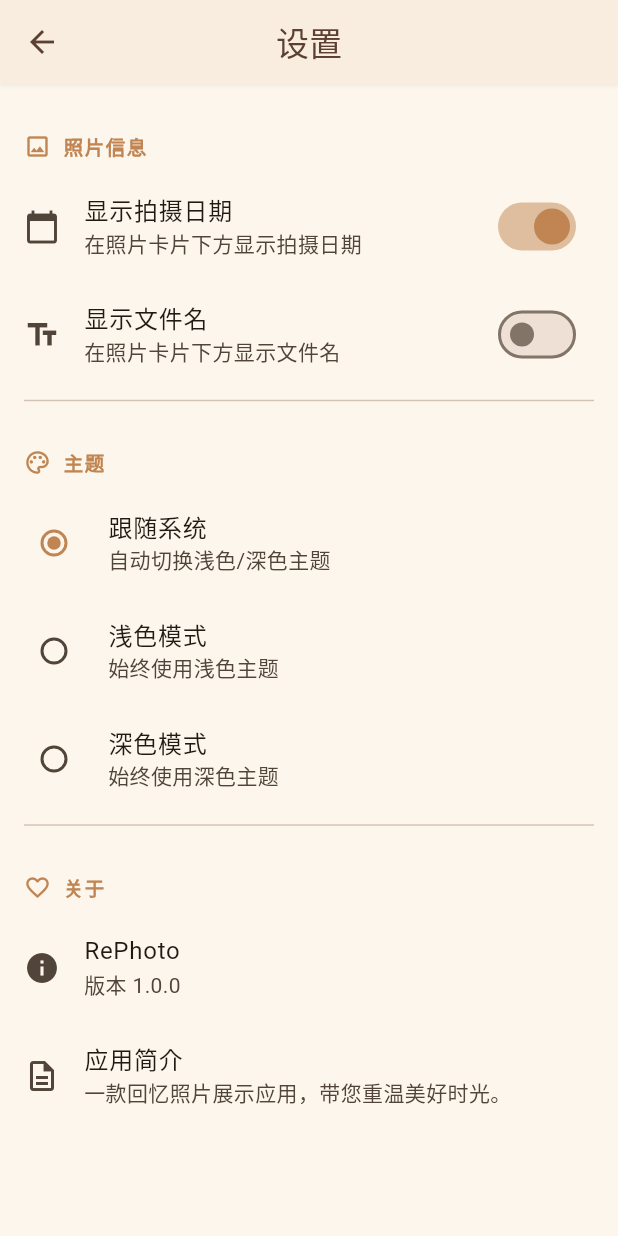
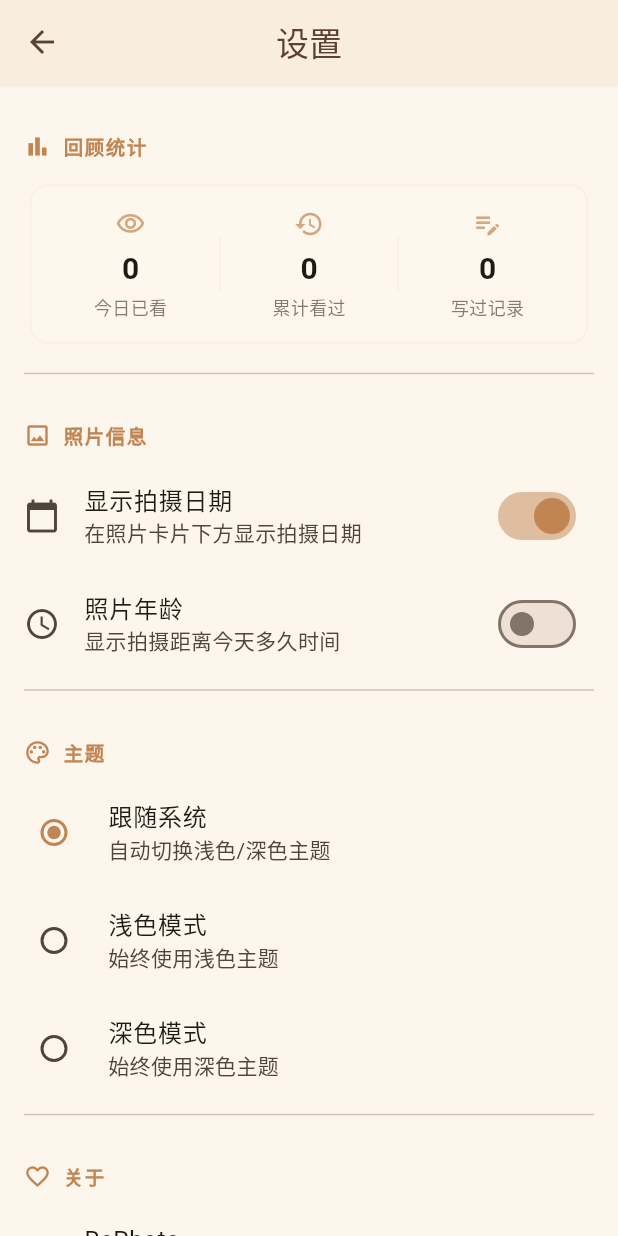
Before and after one commit to DJamYong/RePhoto, a Flutter app: the screen it shows after launch, after a tap on the "settings" icon, on a phone screen of 412 x 824 dp. Run offline on Flutter 3.47's test engine with Material 3 defaults, Android fonts, the phone set to English and light mode, and no system bars; our stand-ins replace flutter_riverpod, shared_preferences, sqflite; missing offline and left inert: exif, photo_manager; accounts and stored records are empty.

Commit message:
1. 优化抽取照片权重，减少重复抽取概率 2. 新增照片年龄显示开关

```diff
--- /dev/null
+++ b/devtools_options.yaml
@@ -0,0 +1,3 @@
+description: This file stores settings for Dart & Flutter DevTools.
+documentation: https://docs.flutter.dev/tools/devtools/extensions#configure-extension-enablement-states
+extensions:
--- a/lib/pages/settings_page.dart
+++ b/lib/pages/settings_page.dart
@@ -2,6 +2,8 @@ import 'package:flutter/material.dart';
 import 'package:flutter_riverpod/flutter_riverpod.dart';
 import '../providers/theme_provider.dart';
 import '../providers/preferences_provider.dart';
+import '../services/view_history_service.dart';
+import '../services/record_service.dart';
 
 /// 设置页面 — 照片信息 / 主题 / 关于
 class SettingsPage extends ConsumerWidget {
@@ -22,6 +24,52 @@ class SettingsPage extends ConsumerWidget {
         padding: const EdgeInsets.symmetric(vertical: 8),
         children: [
           // ═══════════════════════════════════
+          //  回顾统计
+          // ═══════════════════════════════════
+          _SectionHeader(
+            title: '回顾统计',
+            icon: Icons.bar_chart_outlined,
+            color: colorScheme.primary,
+          ),
+          FutureBuilder<_Stats>(
+            future: _loadStats(),
+            builder: (context, snapshot) {
+              final stats = snapshot.data;
+              if (stats == null) {
+                return const Padding(
+                  padding: EdgeInsets.symmetric(horizontal: 16, vertical: 12),
+                  child: Text('加载中…', style: TextStyle(fontSize: 14)),
+                );
+              }
+              return Padding(
+                padding: const EdgeInsets.fromLTRB(16, 4, 16, 8),
+                child: Card(
+                  elevation: 0,
+                  shape: RoundedRectangleBorder(
+                    borderRadius: BorderRadius.circular(12),
+                    side: BorderSide(color: colorScheme.outlineVariant.withValues(alpha: 0.15)),
+                  ),
+                  color: colorScheme.surface.withValues(alpha: 0.5),
+                  child: Padding(
+                    padding: const EdgeInsets.symmetric(horizontal: 8, vertical: 16),
+                    child: Row(
+                      children: [
+                        Expanded(child: _StatItem(icon: Icons.visibility_outlined, value: '${stats.todayViews}', label: '今日已看', cs: colorScheme)),
+                        _StatDivider(cs: colorScheme),
+                        Expanded(child: _StatItem(icon: Icons.history_outlined, value: '${stats.totalViews}', label: '累计看过', cs: colorScheme)),
+                        _StatDivider(cs: colorScheme),
+                        Expanded(child: _StatItem(icon: Icons.edit_note_outlined, value: '${stats.recordPhotos}', label: '写过记录', cs: colorScheme)),
+                      ],
+                    ),
+                  ),
+                ),
+              );
+            },
+          ),
+
+          const Divider(indent: 16, endIndent: 16),
+
+          // ═══════════════════════════════════
           //  照片信息 — 控制主页卡片显示哪些元数据
           // ═══════════════════════════════════
           _SectionHeader(
@@ -40,14 +88,14 @@ class SettingsPage extends ConsumerWidget {
                 ref.read(photoDisplayPrefsProvider.notifier).setShowDate(value),
           ),
           SwitchListTile(
-            secondary: const Icon(Icons.text_fields),
-            title: const Text('显示文件名'),
-            subtitle: const Text('在照片卡片下方显示文件名'),
-            value: photoPrefs.showTitle,
+            secondary: const Icon(Icons.schedule_outlined),
+            title: const Text('照片年龄'),
+            subtitle: const Text('显示拍摄距离今天多久时间'),
+            value: photoPrefs.showAge,
             activeTrackColor: colorScheme.primary.withValues(alpha: 0.5),
             activeThumbColor: colorScheme.primary,
             onChanged: (value) =>
-                ref.read(photoDisplayPrefsProvider.notifier).setShowTitle(value),
+                ref.read(photoDisplayPrefsProvider.notifier).setShowAge(value),
           ),
 
           const Divider(indent: 16, endIndent: 16),
@@ -114,6 +162,69 @@ class SettingsPage extends ConsumerWidget {
   }
 }
 
+/// 统计数据容器
+class _Stats {
+  final int todayViews;
+  final int totalViews;
+  final int recordPhotos;
+  const _Stats(this.todayViews, this.totalViews, this.recordPhotos);
+}
+
+/// 异步加载统计
+Future<_Stats> _loadStats() async {
+  final today = DateTime.now();
+  final todayStart = DateTime(today.year, today.month, today.day);
+
+  final todayViews = await ViewHistoryService.countSince(todayStart);
+  final totalViews = await ViewHistoryService.count();
+  final recordPhotos = await RecordService.countDistinctPhotos();
+  return _Stats(todayViews, totalViews, recordPhotos);
+}
+
+/// 统计卡片项（数字 + 标签，垂直排列）
+class _StatItem extends StatelessWidget {
+  final IconData icon;
+  final String value;
+  final String label;
+  final ColorScheme cs;
+
+  const _StatItem({
+    required this.icon,
+    required this.value,
+    required this.label,
+    required this.cs,
+  });
+
+  @override
+  Widget build(BuildContext context) {
+    return Column(
+      mainAxisSize: MainAxisSize.min,
+      children: [
+        Icon(icon, size: 20, color: cs.primary.withValues(alpha: 0.7)),
+        const SizedBox(height: 6),
+        Text(value, style: TextStyle(fontSize: 20, fontWeight: FontWeight.w700, color: cs.onSurface)),
+        const SizedBox(height: 2),
+        Text(label, style: TextStyle(fontSize: 12, color: cs.onSurfaceVariant.withValues(alpha: 0.7))),
+      ],
+    );
+  }
+}
+
+/// 统计卡片分隔线
+class _StatDivider extends StatelessWidget {
+  final ColorScheme cs;
+  const _StatDivider({required this.cs});
+
+  @override
+  Widget build(BuildContext context) {
+    return Container(
+      width: 1,
+      height: 36,
+      color: cs.outlineVariant.withValues(alpha: 0.15),
+    );
+  }
+}
+
 /// 分区标题组件
 class _SectionHeader extends StatelessWidget {
   final String title;
--- a/lib/providers/photo_provider.dart
+++ b/lib/providers/photo_provider.dart
@@ -5,6 +5,8 @@ import 'package:flutter_riverpod/flutter_riverpod.dart';
 import 'package:exif/exif.dart';
 import 'package:photo_manager/photo_manager.dart';
 import '../services/photo_service.dart';
+import '../services/view_history_service.dart';
+import '../models/view_history.dart';
 
 /// 随机照片页面状态
 class RandomPhotoState {
@@ -69,14 +71,23 @@ class PhotoProvider extends AsyncNotifier<RandomPhotoState> {
       );
     }
 
-    // 2. 随机选取一张照片
-    final photo = await _photoService.getRandomPhoto();
+    // 2. 加权随机选取一张照片（近30天看得越少权重越高）
+    final recentViews = await ViewHistoryService.getRecentViewCounts();
+    final photo = await _photoService.getWeightedRandomPhoto(recentViews);
     if (photo == null) {
       return const RandomPhotoState(
         hasPermission: true,
         errorMessage: '相册中没有找到照片',
       );
     }
+
+    // 记录浏览历史
+    try {
+      await ViewHistoryService.create(ViewHistory(
+        photoId: photo.id,
+        viewedAt: DateTime.now(),
+      ));
+    } catch (_) {}
 
     return RandomPhotoState(
       photo: photo,
--- a/lib/services/database_service.dart
+++ b/lib/services/database_service.dart
@@ -2,13 +2,11 @@ import 'package:sqflite/sqflite.dart';
 import 'package:path/path.dart' as p;
 
 /// SQLite 数据库服务 — 存储业务数据
-///
-/// 当前版本仅初始化数据库结构，后续扩展业务表时在此添加。
 class DatabaseService {
   static Database? _db;
 
   static const _dbName = 'rephoto.db';
-  static const _dbVersion = 2;
+  static const _dbVersion = 1;
 
   /// 获取数据库实例，调用前需确保已调用 [initialize]
   static Database get db {
@@ -30,22 +28,12 @@ class DatabaseService {
       version: _dbVersion,
       onCreate: _onCreate,
       onUpgrade: _onUpgrade,
+      onDowngrade: _onDowngrade,
     );
   }
 
   /// 首次创建数据库时建表
   static Future<void> _onCreate(Database db, int version) async {
-    // 照片浏览记录表
-    await db.execute('''
-      CREATE TABLE photo_views (
-        photo_id        TEXT PRIMARY KEY,
-        view_count      INTEGER NOT NULL DEFAULT 0,
-        first_viewed_at TEXT NOT NULL,
-        last_viewed_at  TEXT NOT NULL
-      )
-    ''');
-
-    // 照片记录（日记/备注）表
     await db.execute('''
       CREATE TABLE records (
         id         INTEGER PRIMARY KEY AUTOINCREMENT,
@@ -57,13 +45,34 @@ class DatabaseService {
         updated_at TEXT NOT NULL
       )
     ''');
+    await db.execute('''
+      CREATE TABLE view_history (
+        id        INTEGER PRIMARY KEY AUTOINCREMENT,
+        photo_id  TEXT NOT NULL,
+        viewed_at TEXT NOT NULL
+      )
+    ''');
+    // 索引
+    await db.execute('CREATE INDEX idx_records_photo_id ON records(photo_id)');
+    await db.execute('CREATE INDEX idx_records_created_at ON records(created_at)');
+    await db.execute('CREATE INDEX idx_records_updated_at ON records(updated_at)');
+    await db.execute('CREATE INDEX idx_view_history_photo_id ON view_history(photo_id)');
+    await db.execute('CREATE INDEX idx_view_history_viewed_at ON view_history(viewed_at)');
   }
 
-  /// 数据库升级时迁移
+  /// 数据库升级（未来新增表/列时在此添加迁移逻辑）
   static Future<void> _onUpgrade(Database db, int oldVersion, int newVersion) async {
-    if (oldVersion < 2) {
-      await db.execute('ALTER TABLE records ADD COLUMN color INTEGER');
-    }
+    // 示例：if (oldVersion < 2) { await db.execute('ALTER TABLE ...'); }
+  }
+
+  /// 数据库降级（仅用于开发阶段版本回退，不丢数据）
+  static Future<void> _onDowngrade(Database db, int oldVersion, int newVersion) async {
+    // 降级时原有表和数据保留，仅补充可能缺失的索引
+    await db.execute('CREATE INDEX IF NOT EXISTS idx_records_photo_id ON records(photo_id)');
+    await db.execute('CREATE INDEX IF NOT EXISTS idx_records_created_at ON records(created_at)');
+    await db.execute('CREATE INDEX IF NOT EXISTS idx_records_updated_at ON records(updated_at)');
+    await db.execute('CREATE INDEX IF NOT EXISTS idx_view_history_photo_id ON view_history(photo_id)');
+    await db.execute('CREATE INDEX IF NOT EXISTS idx_view_history_viewed_at ON view_history(viewed_at)');
   }
 
   /// 关闭数据库
--- a/lib/services/record_service.dart
+++ b/lib/services/record_service.dart
@@ -1,3 +1,4 @@
+import 'package:sqflite/sqflite.dart';
 import '../models/record.dart';
 import 'database_service.dart';
 
@@ -52,6 +53,13 @@ class RecordService {
     );
   }
 
+  /// 获取写过记录的照片数
+  static Future<int> countDistinctPhotos() async {
+    final result = await DatabaseService.db.rawQuery(
+        'SELECT COUNT(DISTINCT photo_id) AS c FROM $_table');
+    return Sqflite.firstIntValue(result) ?? 0;
+  }
+
   /// 获取所有记录（按更新时间倒序）
   static Future<List<Record>> getAll({int? limit}) async {
     final rows = await DatabaseService.db.query(
--- /dev/null
+++ b/lib/services/view_history_service.dart
@@ -0,0 +1,76 @@
+import 'package:sqflite/sqflite.dart';
+import '../models/view_history.dart';
+import 'database_service.dart';
+
+/// 浏览历史 DAO
+class ViewHistoryService {
+  static const _table = 'view_history';
+
+  /// 插入一条浏览记录
+  static Future<int> create(ViewHistory record) async {
+    return await DatabaseService.db.insert(_table, record.toMap());
+  }
+
+  /// 按浏览时间倒序获取全部记录
+  static Future<List<ViewHistory>> getAll({int? limit}) async {
+    final rows = await DatabaseService.db.query(
+      _table,
+      orderBy: 'viewed_at DESC',
+      limit: limit,
+    );
+    return rows.map(ViewHistory.fromMap).toList();
+  }
+
+  /// 获取某张照片的所有浏览记录
+  static Future<List<ViewHistory>> getByPhotoId(String photoId) async {
+    final rows = await DatabaseService.db.query(
+      _table,
+      where: 'photo_id = ?',
+      whereArgs: [photoId],
+      orderBy: 'viewed_at DESC',
+    );
+    return rows.map(ViewHistory.fromMap).toList();
+  }
+
+  /// 获取总浏览记录数
+  static Future<int> count() async {
+    final result =
+        await DatabaseService.db.rawQuery('SELECT COUNT(*) AS c FROM $_table');
+    return Sqflite.firstIntValue(result) ?? 0;
+  }
+
+  /// 获取指定时间之后的浏览记录数
+  static Future<int> countSince(DateTime since) async {
+    final result = await DatabaseService.db.rawQuery(
+      'SELECT COUNT(*) AS c FROM $_table WHERE viewed_at >= ?',
+      [since.toIso8601String()],
+    );
+    return Sqflite.firstIntValue(result) ?? 0;
+  }
+
+  /// 获取近30天各照片被抽到的次数 Map<photoId, count>
+  static Future<Map<String, int>> getRecentViewCounts() async {
+    final cutoff = DateTime.now().subtract(const Duration(days: 30));
+    final rows = await DatabaseService.db.rawQuery('''
+      SELECT photo_id, COUNT(*) AS cnt
+      FROM $_table
+      WHERE viewed_at >= ?
+      GROUP BY photo_id
+    ''', [cutoff.toIso8601String()]);
+
+    final map = <String, int>{};
+    for (final row in rows) {
+      map[row['photo_id'] as String] = row['cnt'] as int;
+    }
+    return map;
+  }
+
+  /// 删除指定照片的所有浏览历史
+  static Future<int> deleteByPhotoId(String photoId) async {
+    return await DatabaseService.db.delete(
+      _table,
+      where: 'photo_id = ?',
+      whereArgs: [photoId],
+    );
+  }
+}
```
Also changed, not shown: lib/models/photo_view.dart (deleted, +0 -44 lines), lib/models/view_history.dart (added, +27 -0 lines), lib/pages/home_widgets/photo_card.dart (+41 -5 lines), lib/providers/preferences_provider.dart (+10 -10 lines), lib/services/photo_service.dart (+78 -15 lines), lib/services/photo_view_service.dart (deleted, +0 -58 lines), 2 other files.
